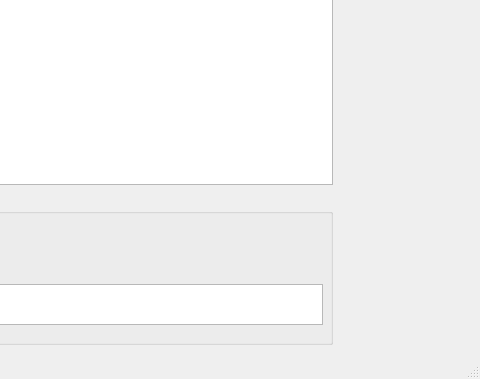
Above: ui/mainwindow.ui from ziaddevv/Guide_Me_Path_Finder before the change; both pictures show x 878 to 1358 and y 416 to 795 of the 1358 by 795 pixel window. Below: the same form after it.
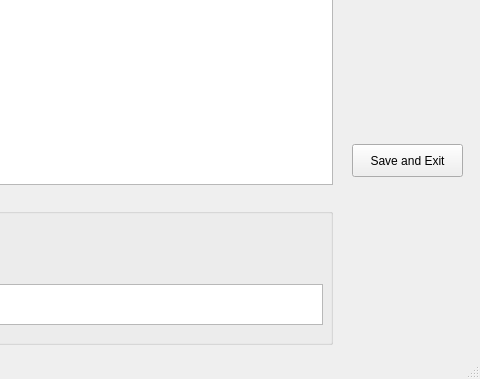
That is the form after the change. Icons and pictures are not drawn.

Diff of the .ui file:
```diff
--- a/ui/mainwindow.ui
+++ b/ui/mainwindow.ui
@@ -181,6 +181,19 @@
      <string>Edit Graph</string>
     </property>
    </widget>
+   <widget class="QPushButton" name="saveBtn">
+    <property name="geometry">
+     <rect>
+      <x>1230</x>
+      <y>560</y>
+      <width>111</width>
+      <height>33</height>
+     </rect>
+    </property>
+    <property name="text">
+     <string>Save and Exit</string>
+    </property>
+   </widget>
   </widget>
   <widget class="QMenuBar" name="menubar">
    <property name="geometry">
```
Left out of the diff: 2 changed lines with no effect on the pictures.
